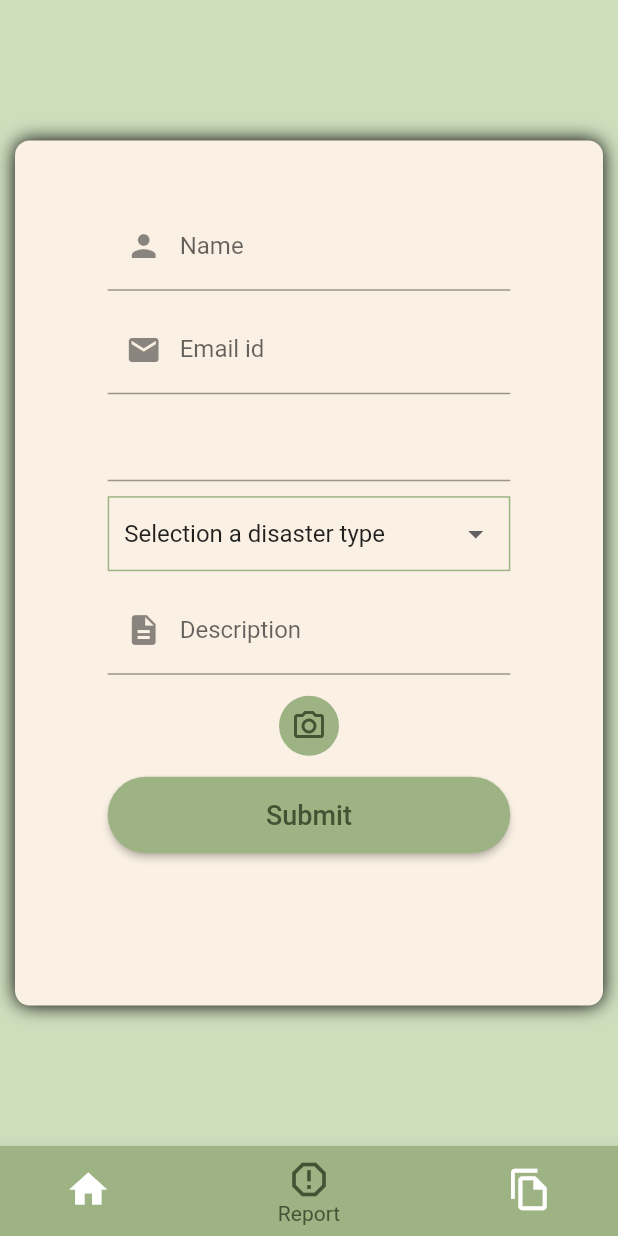
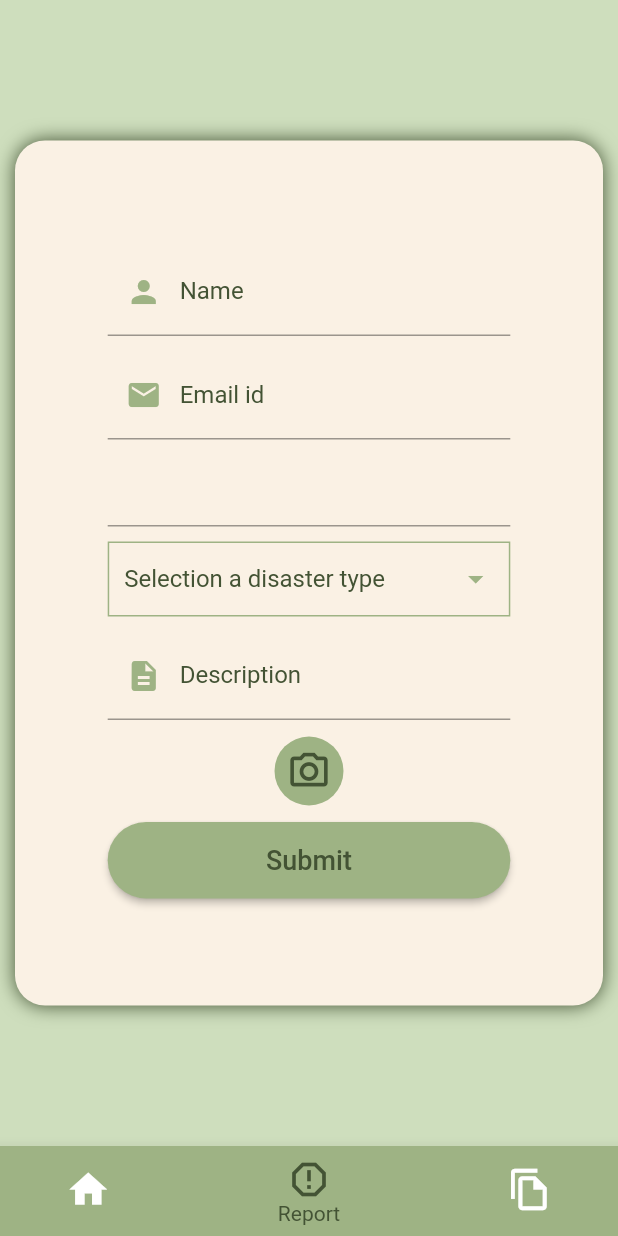
Before and after one commit to divyajyotibose/dairy, a Flutter app: the screen it shows after launch, item 2 of the bottom bar chosen, on a phone screen of 412 x 824 dp. Run offline on Flutter 3.47's test engine with Material 2 defaults, Android fonts, the phone set to English and light mode, and no system bars; drawn by our look-alikes of sms_autofill; our stand-ins replace camera, carousel_slider, cloud_firestore, cool_alert, firebase_auth, firebase_core and 4 more; missing offline and left inert: animated_check, flutter_email_sender; accounts and stored records are empty.

Commit message:
update
some design changes in text fields and adding user image in view_reports

```diff
--- a/lib/pages/base_screen.dart
+++ b/lib/pages/base_screen.dart
@@ -30,12 +30,12 @@ class _base_screenState extends State<base_screen> {
       setState(() {
         _selectedIndex = currentIndex;
       });
-    } else if (currentIndex == 2) {
+    } else if (currentIndex == 2 && _selectedIndex!=2) {
       CoolAlert.show(
         context: context,
         type: CoolAlertType.warning,
         width: 20.0,
-        title: "Restricted Access!",
+        title: "Restricted Access !",
         text: "For authorised personnel only",
         onConfirmBtnTap: () {
           setState(() {
@@ -50,7 +50,7 @@ class _base_screenState extends State<base_screen> {
         confirmBtnTextStyle: TextStyle(color: AppStyle.contentColor),
         backgroundColor: AppStyle.accentColor,
         cancelBtnTextStyle: TextStyle(color: AppStyle.contentColor),
-        titleTextStyle: TextStyle(color: AppStyle.contentColor),
+        titleTextStyle: TextStyle(color: AppStyle.contentColor,fontWeight: FontWeight.bold,fontSize: 20),
           textTextStyle: TextStyle(color: AppStyle.contentColor)
       );
     }
@@ -73,7 +73,13 @@ class _base_screenState extends State<base_screen> {
               duration: Duration(milliseconds: 200),
               child: page,
               transitionBuilder: (Widget child, Animation<double> animation) {
-                return ScaleTransition(scale: animation, child: child);
+                return SlideTransition(
+                  position: Tween<Offset>(
+                    begin: const Offset(1.0, 0.0),
+                    end: Offset.zero,
+                  ).animate(animation),
+                  child: child,
+                );
               }),
         ),
       ),
--- a/lib/pages/submit_report_page.dart
+++ b/lib/pages/submit_report_page.dart
@@ -5,6 +5,7 @@ import 'package:camera/camera.dart';
 import 'package:cool_alert/cool_alert.dart';
 import 'package:dairy/pages/selfie_page.dart';
 import 'package:dairy/widgets/local_notifs.dart';
+import 'package:dairy/widgets/usefulButton.dart';
 import 'package:firebase_storage/firebase_storage.dart';
 import 'package:flutter_email_sender/flutter_email_sender.dart';
 import 'package:intl/intl.dart';
@@ -65,7 +66,7 @@ class _submit_report_pageState extends State<submit_report_page>
         confirmBtnColor: AppStyle.mainColor,
         confirmBtnTextStyle: TextStyle(color: AppStyle.contentColor),
       backgroundColor: AppStyle.accentColor,
-          titleTextStyle: TextStyle(color: AppStyle.contentColor),
+          titleTextStyle: TextStyle(color: AppStyle.contentColor,fontWeight: FontWeight.bold,fontSize: 20),
           textTextStyle: TextStyle(color: AppStyle.contentColor));
     } else {
       await collRef.doc(mobile.text).set({
@@ -100,20 +101,6 @@ class _submit_report_pageState extends State<submit_report_page>
     }
   }
 
-  Widget submit_button() {
-    return ElevatedButton(
-      onPressed: send_data,
-      child: Text(
-        "Submit",
-        style: TextStyle(color: AppStyle.contentColor, fontSize: 18),
-      ),
-      style: ElevatedButton.styleFrom(
-          backgroundColor: AppStyle.mainColor,
-          shape: StadiumBorder(),
-          padding: EdgeInsets.all(15)),
-    );
-  }
-
   Widget selection_menu() {
     return Container(
       padding: EdgeInsets.symmetric(vertical: 0, horizontal: 10),
@@ -123,17 +110,17 @@ class _submit_report_pageState extends State<submit_report_page>
       child: DropdownButton(
         value: valueChoose,
         isExpanded: true,
-        icon: Icon(Icons.arrow_drop_down),
+        icon: Icon(Icons.arrow_drop_down,color: AppStyle.mainColor,),
+        dropdownColor: AppStyle.bodyColor,
         onChanged: (newValue) {
           setState(() {
             valueChoose = newValue.toString();
           });
         },
         items: listItem.map((valueItem) {
-          return DropdownMenuItem(value: valueItem, child: Text(valueItem));
+          return DropdownMenuItem(value: valueItem, child: Text(valueItem,style: TextStyle(color: AppStyle.contentColor),));
         }).toList(),
         underline: SizedBox(),
-        focusColor: AppStyle.bodyColor,
       ),
     );
   }
@@ -240,15 +227,16 @@ class _submit_report_pageState extends State<submit_report_page>
             decoration: BoxDecoration(
                 boxShadow: [
                   BoxShadow(
-                    // color: color_palette().light,
+                    color: AppStyle.contentColor,
                     blurRadius: 10,
                   )
                 ],
                 color: AppStyle.bodyColor,
-                borderRadius: const BorderRadius.all(Radius.circular(10))),
+                borderRadius: const BorderRadius.all(Radius.circular(20))),
             padding: EdgeInsets.symmetric(
-                vertical: global_var.height * 0.05,
+                vertical: 0,
                 horizontal: global_var.width * 0.15),
+            child: Center(
               child: ListView(
                 shrinkWrap: true,
                 children: [
@@ -268,8 +256,21 @@ class _submit_report_pageState extends State<submit_report_page>
                   const SizedBox(
                     height: 10,
                   ),
-                PhoneFieldHint(
+                  Theme(
+                    data: ThemeData(
+                      textSelectionTheme: TextSelectionThemeData(
+                        cursorColor: AppStyle.contentColor
+                      ),
+                      inputDecorationTheme: InputDecorationTheme(
+                        suffixIconColor: AppStyle.mainColor,
+                        focusedBorder: UnderlineInputBorder(
+                          borderSide: BorderSide(color: AppStyle.mainColor),
+                        ),
+                      )
+                    ),
+                    child: PhoneFieldHint(
                       controller: mobile,
+                    ),
                   ),
                   SizedBox(
                     height: 10,
@@ -286,8 +287,9 @@ class _submit_report_pageState extends State<submit_report_page>
                   SizedBox(
                     height: 10,
                   ),
-                submit_button(),
+                  usefulButton(fn: send_data, label: "Submit"),
                 ],
+              ),
             ),
           ),
         ),
@@ -326,7 +328,7 @@ class _submit_report_pageState extends State<submit_report_page>
             confirmBtnColor: AppStyle.mainColor,
             confirmBtnTextStyle: TextStyle(color: AppStyle.contentColor),
             backgroundColor: AppStyle.accentColor,
-              titleTextStyle: TextStyle(color: AppStyle.contentColor),
+              titleTextStyle: TextStyle(color: AppStyle.contentColor,fontWeight: FontWeight.bold,fontSize: 20),
               textTextStyle: TextStyle(color: AppStyle.contentColor),
           );
         } else {
@@ -340,7 +342,7 @@ class _submit_report_pageState extends State<submit_report_page>
           );
         }
       },
-      child: Icon(Icons.camera_alt_outlined),
+      child: Icon(Icons.camera_alt_outlined,size: 30,),
       style: TextButton.styleFrom(
           backgroundColor: AppStyle.mainColor,
           shape: CircleBorder(),
--- a/lib/widgets/form_inputs.dart
+++ b/lib/widgets/form_inputs.dart
@@ -2,6 +2,7 @@ import 'package:flutter/material.dart';
 import 'package:dairy/format/color_palette.dart';
 
 class form_inputs extends StatelessWidget {
+  Appstyle AppStyle=Appstyle();
   TextEditingController controller;
   String label_text, hint_text;
   Icon? pre_icon;
@@ -21,11 +22,18 @@ class form_inputs extends StatelessWidget {
         controller: controller,
         maxLines: 5,
         minLines: 1,
+        cursorColor: AppStyle.contentColor,
         decoration: InputDecoration(
           labelText: label_text,
           hintText: hint_text,
           prefixIcon: pre_icon,
-          fillColor: Colors.black,
+          fillColor: AppStyle.accentColor,
+          labelStyle: TextStyle(color: AppStyle.contentColor),
+          hintStyle: TextStyle(color: AppStyle.mainColor),
+          focusedBorder: UnderlineInputBorder(
+            borderSide: BorderSide(color: AppStyle.mainColor),
+          ),
+          prefixIconColor: AppStyle.mainColor,
         ),
       ),
     );
--- a/lib/widgets/login_inputs.dart
+++ b/lib/widgets/login_inputs.dart
@@ -3,6 +3,7 @@ import 'package:dairy/format/color_palette.dart';
 
 class login_inputs extends StatelessWidget {
   TextEditingController controller;
+  Appstyle AppStyle=Appstyle();
   bool visible;
   String label_text, hint_text;
   Icon? pre_icon;
@@ -21,10 +22,15 @@ class login_inputs extends StatelessWidget {
       obscureText: !visible,
       maxLines: 1,
       minLines: 1,
+      cursorColor: AppStyle.contentColor,
       decoration: InputDecoration(
+
         labelText: label_text,
+        labelStyle: TextStyle(color: AppStyle.contentColor),
         hintText: hint_text,
+        hintStyle: TextStyle(color: AppStyle.mainColor),
         prefixIcon: pre_icon,
+        prefixIconColor: AppStyle.mainColor,
         enabledBorder: OutlineInputBorder(
           borderSide: Appstyle().borderSide,
         ),
--- /dev/null
+++ b/lib/widgets/usefulButton.dart
@@ -0,0 +1,23 @@
+import 'package:dairy/format/color_palette.dart';
+import 'package:flutter/material.dart';
+class usefulButton extends StatelessWidget {
+  void Function()? fn;
+  String label;
+  usefulButton({Key? key,required this.fn,required this.label}) : super(key: key);
+  Appstyle AppStyle=Appstyle();
+  @override
+  Widget build(BuildContext context) {
+    return ElevatedButton(
+      onPressed: fn,
+      child: Text(
+        label,
+        style: TextStyle(color: AppStyle.contentColor, fontSize: 18),
+      ),
+      style: ElevatedButton.styleFrom(
+          backgroundColor: AppStyle.mainColor,
+          shape: StadiumBorder(),
+          padding: EdgeInsets.all(15)),
+    );
+
+  }
+}
```
Also changed, not shown: lib/pages/login_page.dart (+19 -29 lines), lib/pages/selfie_page.dart (+23 -13 lines), lib/pages/view_reports.dart (+29 -2 lines). Lines whose indentation alone changed are shown as unchanged.
